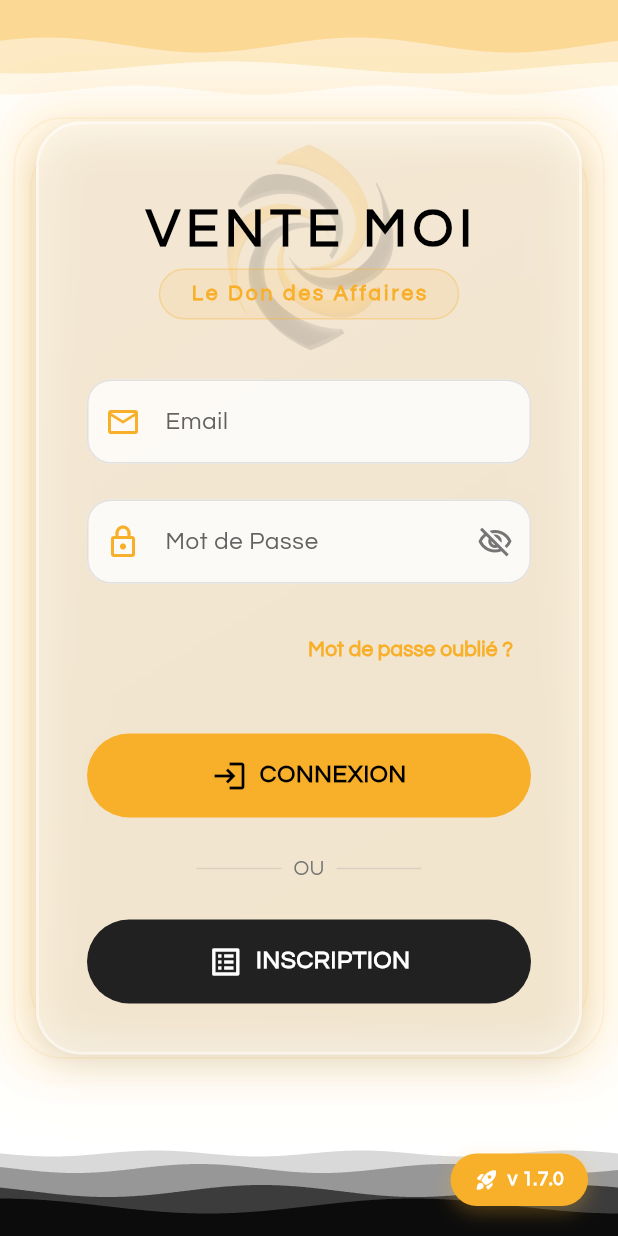
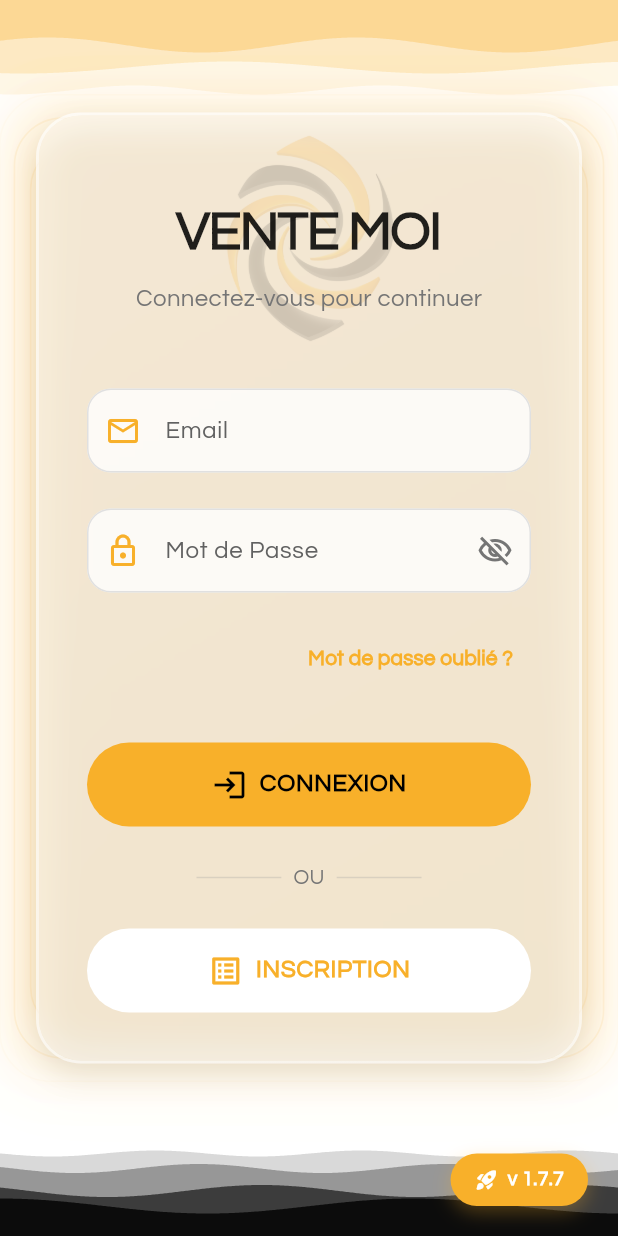
Before and after one commit to Epreyn/ventemoi, a Flutter app: the screen it shows after launch, on a phone screen of 412 x 824 dp. Run offline on Flutter 3.47's test engine with Material 3 defaults, Android fonts, the phone set to English and light mode, and no system bars; our stand-ins replace auto_size_text, cloud_firestore, file_picker, firebase_auth, firebase_core, firebase_storage and 5 more; missing offline and left inert: dart:html; accounts and stored records are empty; generated files the repository leaves out were written again.

Commit message:
WIP TextForm

```diff
--- a/lib/core/routes/app_routes.dart
+++ b/lib/core/routes/app_routes.dart
@@ -1,6 +1,7 @@
 abstract class Routes {
   Routes._();
 
+  static const test = RoutePaths.test;
   static const login = RoutePaths.login;
   static const register = RoutePaths.register;
   static const password = RoutePaths.password;
@@ -27,6 +28,7 @@ abstract class Routes {
 abstract class RoutePaths {
   RoutePaths._();
 
+  static const test = '/test';
   static const login = '/login';
   static const password = '/password';
   static const register = '/register';
--- a/lib/core/routes/app_screens.dart
+++ b/lib/core/routes/app_screens.dart
@@ -4,6 +4,7 @@ import 'package:ventemoi/screens/admin_establishments_screen/view/admin_establis
 import 'package:ventemoi/screens/admin_points_requests_screen/view/admin_points_requests_screen.dart';
 import 'package:ventemoi/screens/admin_sells_screen/view/admin_sells_screen.dart';
 import 'package:ventemoi/screens/sponsorship_screen/view/sponsorship_screen.dart';
+import 'package:ventemoi/screens/test_screen/test_screen.dart';
 
 import '../../screens/admin_categories_screen/view/admin_categories_screen.dart';
 import '../../screens/admin_enterprise_categories_screen/view/admin_enterprise_categories_screen.dart';
@@ -29,6 +30,10 @@ class AppScreens {
   static const initial = Routes.login;
 
   static final routes = [
+    GetPage(
+      name: RoutePaths.test,
+      page: () => const TestScreen(),
+    ),
     GetPage(
       name: RoutePaths.login,
       page: () => const LoginScreen(),
--- a/lib/features/custom_card_animation/view/custom_card_animation.dart
+++ b/lib/features/custom_card_animation/view/custom_card_animation.dart
@@ -23,7 +23,9 @@ class CustomCardAnimation extends StatelessWidget {
     var delayGap = this.delayGap ?? 100;
 
     return CustomAnimation(
-      key: super.key ?? UniqueKey(),
+      //key: super.key ?? UniqueKey(),
+      key: ValueKey('card_animation_$index'),
+      fixedTag: 'card_animation_$index',
       delay: Duration(milliseconds: delayGap * index),
       duration: Duration(milliseconds: 6 * delayGap),
       isOpacity: true,
--- a/lib/features/custom_text_form_field/view/custom_text_form_field.dart
+++ b/lib/features/custom_text_form_field/view/custom_text_form_field.dart
@@ -1,8 +1,7 @@
 // lib/features/custom_text_form_field/view/custom_text_form_field.dart
 
 import 'package:flutter/material.dart';
-import 'package:flutter/foundation.dart'
-    show kIsWeb, defaultTargetPlatform, TargetPlatform;
+import 'package:flutter/foundation.dart' show kIsWeb;
 import 'package:get/get.dart';
 
 import '../../../core/theme/custom_theme.dart';
@@ -79,15 +78,33 @@ class CustomTextFormField extends StatelessWidget {
     cc.initIsPassword(isPassword);
     cc.maxCharactersListener();
 
+    // Si isClickable est false, on retourne un champ désactivé
+    if (isClickable == false) {
       return ConstrainedBox(
         constraints: BoxConstraints(
           maxWidth: maxWidth ?? cc.maxWith,
         ),
-      child: Stack(
-        children: [
-          Obx(
+        child: AbsorbPointer(
+          absorbing: true,
+          child: _buildTextField(cc, context),
+        ),
+      );
+    }
+
+    // Sinon, on retourne le champ normal
+    return ConstrainedBox(
+      constraints: BoxConstraints(
+        maxWidth: maxWidth ?? cc.maxWith,
+      ),
+      child: _buildTextField(cc, context),
+    );
+  }
+
+  Widget _buildTextField(
+      CustomTextFormFieldController cc, BuildContext context) {
+    return Obx(
       () => TextFormField(
-              //focusNode: focusNode,
+        focusNode: focusNode, // ✅ DÉCOMMENTÉ - TRÈS IMPORTANT !
         textInputAction: textInputAction ?? TextInputAction.done,
         keyboardType: keyboardType ?? TextInputType.text,
         textCapitalization: textCapitalization ?? TextCapitalization.none,
@@ -97,6 +114,8 @@ class CustomTextFormField extends StatelessWidget {
         minLines: minLines ?? 1,
         maxLines: unlimitedLines == true ? null : (maxLines ?? 1),
         inputFormatters: cc.inputFormatters,
+        autocorrect: autocorrect ?? true,
+        enableSuggestions: enableSuggestions ?? true,
         onChanged: (value) {
           cc.currentLength.value = value.length;
           if (onChanged != null) {
@@ -104,21 +123,7 @@ class CustomTextFormField extends StatelessWidget {
           }
         },
         onFieldSubmitted: onFieldSubmitted,
-              // Gestion du tap pour iOS Web
-              onTap: () {
-                if (onTap != null) {
-                  onTap!();
-                }
-                // Fix spécifique pour iOS Web
-                if (focusNode != null) {
-                  // Forcer le focus après un court délai
-                  Future.delayed(const Duration(milliseconds: 100), () {
-                    if (!focusNode!.hasFocus) {
-                      focusNode!.requestFocus();
-                    }
-                  });
-                }
-              },
+        onTap: onTap,
         validator: (value) {
           if (validator != null) {
             return validator!(value);
@@ -136,7 +141,7 @@ class CustomTextFormField extends StatelessWidget {
           return null;
         },
         style: TextStyle(
-                fontSize: 16,
+          fontSize: 16, // Important pour iOS
           color: enabled ?? true ? Colors.black87 : Colors.grey[600],
         ),
         decoration: InputDecoration(
@@ -156,20 +161,7 @@ class CustomTextFormField extends StatelessWidget {
           suffixIcon: suffixIcon != null
               ? suffixIcon
               : (isPassword ?? false)
-                        ? MouseRegion(
-                            cursor: SystemMouseCursors.click,
-                            child: GestureDetector(
-                              onTap: () {
-                                cc.isObscure.value = !cc.isObscure.value;
-                              },
-                              child: Icon(
-                                cc.isObscure.value
-                                    ? Icons.visibility_off_outlined
-                                    : Icons.visibility_outlined,
-                                color: Colors.grey[600],
-                              ),
-                            ),
-                          )
+                  ? _buildPasswordToggle(cc)
                   : null,
           floatingLabelBehavior: FloatingLabelBehavior.auto,
           contentPadding: EdgeInsets.symmetric(
@@ -217,16 +209,31 @@ class CustomTextFormField extends StatelessWidget {
               : Colors.grey[100],
         ),
       ),
-          ),
-          if (isClickable == false)
-            Positioned.fill(
-              child: Material(
-                color: Colors.transparent,
-                child: Container(),
-              ),
-            ),
-        ],
+    );
+  }
+
+  // Widget pour le toggle de mot de passe (sans MouseRegion sur mobile)
+  Widget _buildPasswordToggle(CustomTextFormFieldController cc) {
+    final toggleWidget = GestureDetector(
+      onTap: () {
+        cc.isObscure.value = !cc.isObscure.value;
+      },
+      child: Icon(
+        cc.isObscure.value
+            ? Icons.visibility_off_outlined
+            : Icons.visibility_outlined,
+        color: Colors.grey[600],
       ),
     );
+
+    // MouseRegion seulement sur Web
+    if (kIsWeb) {
+      return MouseRegion(
+        cursor: SystemMouseCursors.click,
+        child: toggleWidget,
+      );
+    }
+
+    return toggleWidget;
   }
 }
--- /dev/null
+++ b/lib/features/custom_text_form_field/view/custom_text_form_field_v2.dart
@@ -0,0 +1,244 @@
+// lib/features/custom_text_form_field/view/custom_text_form_field_v2.dart
+// VERSION SANS GETX - STABLE POUR iOS
+
+import 'package:flutter/material.dart';
+import 'package:flutter/services.dart';
+import '../../../core/theme/custom_theme.dart';
+
+class CustomTextFormFieldV2 extends StatefulWidget {
+  final String tag;
+  final TextEditingController controller;
+  final TextInputAction? textInputAction;
+  final String labelText;
+  final String? errorText;
+  final IconData? iconData;
+  final bool? isPassword;
+  final TextInputType? keyboardType;
+  final String? validatorPattern;
+  final String? Function(String?)? validator;
+  final bool? isNullable;
+  final bool? enabled;
+  final bool? isClickable;
+  final int? minLines;
+  final int? maxLines;
+  final bool? unlimitedLines;
+  final int? maxCharacters;
+  final Function(String)? onChanged;
+  final Function(String)? onFieldSubmitted;
+  final TextCapitalization? textCapitalization;
+  final Widget? suffixIcon;
+  final double? maxWidth;
+  final FocusNode? focusNode;
+  final bool? autocorrect;
+  final bool? enableSuggestions;
+  final VoidCallback? onTap;
+
+  const CustomTextFormFieldV2({
+    super.key,
+    required this.tag,
+    required this.controller,
+    this.textInputAction,
+    required this.labelText,
+    this.errorText,
+    this.iconData,
+    this.isPassword,
+    this.keyboardType,
+    this.validatorPattern,
+    this.validator,
+    this.isNullable,
+    this.enabled,
+    this.isClickable,
+    this.minLines,
+    this.maxLines,
+    this.unlimitedLines,
+    this.maxCharacters,
+    this.onChanged,
+    this.onFieldSubmitted,
+    this.textCapitalization,
+    this.suffixIcon,
+    this.maxWidth,
+    this.focusNode,
+    this.autocorrect,
+    this.enableSuggestions,
+    this.onTap,
+  });
+
+  @override
+  State<CustomTextFormFieldV2> createState() => _CustomTextFormFieldV2State();
+}
+
+class _CustomTextFormFieldV2State extends State<CustomTextFormFieldV2> {
+  late bool _isObscure;
+  int _currentLength = 0;
+  final List<TextInputFormatter> _inputFormatters = [];
+
+  @override
+  void initState() {
+    super.initState();
+    _isObscure = widget.isPassword ?? false;
+    _currentLength = widget.controller.text.length;
+
+    if (widget.maxCharacters != null) {
+      _inputFormatters
+          .add(LengthLimitingTextInputFormatter(widget.maxCharacters));
+    }
+
+    // Listener pour mettre à jour le compteur
+    widget.controller.addListener(_updateLength);
+  }
+
+  void _updateLength() {
+    if (mounted && widget.maxCharacters != null) {
+      setState(() {
+        _currentLength = widget.controller.text.length;
+      });
+    }
+  }
+
+  @override
+  void dispose() {
+    widget.controller.removeListener(_updateLength);
+    super.dispose();
+  }
+
+  @override
+  Widget build(BuildContext context) {
+    final maxWidth = widget.maxWidth ?? 350.0;
+
+    // Si isClickable est false, on désactive le champ
+    if (widget.isClickable == false) {
+      return ConstrainedBox(
+        constraints: BoxConstraints(maxWidth: maxWidth),
+        child: AbsorbPointer(
+          absorbing: true,
+          child: _buildTextField(),
+        ),
+      );
+    }
+
+    return ConstrainedBox(
+      constraints: BoxConstraints(maxWidth: maxWidth),
+      child: _buildTextField(),
+    );
+  }
+
+  Widget _buildTextField() {
+    return TextFormField(
+      focusNode: widget.focusNode, // ✅ IMPORTANT
+      textInputAction: widget.textInputAction ?? TextInputAction.done,
+      keyboardType: widget.keyboardType ?? TextInputType.text,
+      textCapitalization: widget.textCapitalization ?? TextCapitalization.none,
+      controller: widget.controller,
+      enabled: widget.enabled ?? true,
+      obscureText: _isObscure,
+      minLines: widget.minLines ?? 1,
+      maxLines: widget.unlimitedLines == true ? null : (widget.maxLines ?? 1),
+      inputFormatters: _inputFormatters,
+      autocorrect: widget.autocorrect ?? true,
+      enableSuggestions: widget.enableSuggestions ?? true,
+      onChanged: (value) {
+        if (widget.onChanged != null) {
+          widget.onChanged!(value);
+        }
+      },
+      onFieldSubmitted: widget.onFieldSubmitted,
+      onTap: widget.onTap,
+      validator: (value) {
+        if (widget.validator != null) {
+          return widget.validator!(value);
+        } else if (widget.validatorPattern != null) {
+          if (value!.isEmpty) {
+            return widget.errorText ?? "Ce champ est vide";
+          } else if (!RegExp(widget.validatorPattern!).hasMatch(value)) {
+            return widget.errorText ?? "Ce champ est invalide";
+          }
+        } else {
+          if (value! == "" && widget.isNullable == false) {
+            return widget.errorText ?? "Ce champ est vide";
+          }
+        }
+        return null;
+      },
+      style: TextStyle(
+        fontSize: 16,
+        color: widget.enabled ?? true ? Colors.black87 : Colors.grey[600],
+      ),
+      decoration: InputDecoration(
+        labelText: widget.maxCharacters == null
+            ? widget.labelText
+            : "${widget.labelText} ($_currentLength/${widget.maxCharacters!})",
+        labelStyle: TextStyle(
+          color: Colors.grey[700],
+          fontSize: 16,
+        ),
+        prefixIcon: widget.iconData != null
+            ? Icon(
+                widget.iconData,
+                color: CustomTheme.lightScheme().primary,
+              )
+            : null,
+        suffixIcon: widget.suffixIcon != null
+            ? widget.suffixIcon
+            : (widget.isPassword ?? false)
+                ? IconButton(
+                    icon: Icon(
+                      _isObscure
+                          ? Icons.visibility_off_outlined
+                          : Icons.visibility_outlined,
+                      color: Colors.grey[600],
+                    ),
+                    onPressed: () {
+                      setState(() {
+                        _isObscure = !_isObscure;
+                      });
+                    },
+                  )
+                : null,
+        floatingLabelBehavior: FloatingLabelBehavior.auto,
+        contentPadding: const EdgeInsets.symmetric(
+          horizontal: 20,
+          vertical: 16,
+        ),
+        border: OutlineInputBorder(
+          borderRadius: BorderRadius.circular(16),
+          borderSide: BorderSide(
+            color: Colors.grey[300]!,
+            width: 1,
+          ),
+        ),
+        enabledBorder: OutlineInputBorder(
+          borderRadius: BorderRadius.circular(16),
+          borderSide: BorderSide(
+            color: Colors.grey[300]!,
+            width: 1,
+          ),
+        ),
+        focusedBorder: OutlineInputBorder(
+          borderRadius: BorderRadius.circular(16),
+          borderSide: BorderSide(
+            color: CustomTheme.lightScheme().primary,
+            width: 2,
+          ),
+        ),
+        errorBorder: OutlineInputBorder(
+          borderRadius: BorderRadius.circular(16),
+          borderSide: BorderSide(
+            color: CustomTheme.lightScheme().error,
+            width: 2,
+          ),
+        ),
+        focusedErrorBorder: OutlineInputBorder(
+          borderRadius: BorderRadius.circular(16),
+          borderSide: BorderSide(
+            color: CustomTheme.lightScheme().error,
+            width: 2,
+          ),
+        ),
+        filled: true,
+        fillColor: widget.enabled ?? true
+            ? Colors.white.withOpacity(0.8)
+            : Colors.grey[100],
+      ),
+    );
+  }
+}
--- a/lib/screens/login_screen/view/login_screen.dart
+++ b/lib/screens/login_screen/view/login_screen.dart
@@ -12,6 +12,7 @@ import '../../../features/custom_logo/view/custom_logo.dart';
 import '../../../features/custom_fab_button/view/custom_fab_button.dart';
 import '../../../features/custom_text_form_field/view/custom_text_form_field.dart';
 import '../../../features/custom_divider/view/custom_divider.dart';
+import '../../../features/custom_text_form_field/view/custom_text_form_field_v2.dart';
 import '../../../features/screen_layout/view/screen_layout.dart';
 import '../controllers/login_screen_controller.dart';
 
@@ -80,15 +81,17 @@ class LoginScreen extends StatelessWidget {
                                   begin: Alignment.topLeft,
                                   end: Alignment.bottomRight,
                                   colors: [
-                                    Colors.white
-                                        .withOpacity(0.35), // Plus opaque
+                                    Colors.white.withOpacity(
+                                      0.35,
+                                    ), // Plus opaque
                                     Colors.white.withOpacity(0.25),
                                   ],
                                 ),
                                 borderRadius: BorderRadius.circular(30),
                                 border: Border.all(
-                                  color: Colors.white
-                                      .withOpacity(0.5), // Bordure plus visible
+                                  color: Colors.white.withOpacity(
+                                    0.5,
+                                  ), // Bordure plus visible
                                   width: 2,
                                 ),
                                 boxShadow: [
@@ -97,7 +100,8 @@ class LoginScreen extends StatelessWidget {
                                     color: CustomTheme.lightScheme()
                                         .primary
                                         .withOpacity(
-                                            0.15), // Réduit de 0.25 à 0.15
+                                          0.15,
+                                        ), // Réduit de 0.25 à 0.15
                                     blurRadius: 30, // Réduit de 40 à 30
                                     spreadRadius: 5, // Réduit de 10 à 5
                                   ),
@@ -113,13 +117,15 @@ class LoginScreen extends StatelessWidget {
                                 borderRadius: BorderRadius.circular(28),
                                 child: BackdropFilter(
                                   filter: ImageFilter.blur(
-                                      sigmaX: 8,
-                                      sigmaY: 8), // Blur réduit de 15 à 8
+                                    sigmaX: 8,
+                                    sigmaY: 8,
+                                  ), // Blur réduit de 15 à 8
                                   child: Container(
                                     padding: const EdgeInsets.all(32),
                                     decoration: BoxDecoration(
                                       color: Colors.white.withOpacity(
-                                          0.15), // Légèrement plus opaque
+                                        0.15,
+                                      ), // Légèrement plus opaque
                                       borderRadius: BorderRadius.circular(28),
                                     ),
                                     child: _buildLoginForm(cc, context),
@@ -146,8 +152,10 @@ class LoginScreen extends StatelessWidget {
             child: CustomCardAnimation(
               index: 10,
               child: Container(
-                padding:
-                    const EdgeInsets.symmetric(horizontal: 16, vertical: 8),
+                padding: const EdgeInsets.symmetric(
+                  horizontal: 16,
+                  vertical: 8,
+                ),
                 decoration: BoxDecoration(
                   color: CustomTheme.lightScheme().primary,
                   borderRadius: BorderRadius.circular(20),
@@ -169,7 +177,7 @@ class LoginScreen extends StatelessWidget {
                     ),
                     SizedBox(width: 6),
                     Text(
-                      'v 1.7.0',
+                      'v 1.7.7',
                       style: TextStyle(
                         color: Colors.white,
                         fontSize: 13,
@@ -186,21 +194,21 @@ class LoginScreen extends StatelessWidget {
     );
   }
 
+  // Modification dans lib/screens/login_screen/view/login_screen.dart
+  // Remplacez votre fonction _buildLoginForm par celle-ci :
+
   Widget _buildLoginForm(LoginScreenController cc, BuildContext context) {
-    // return Form(
-    // child:
     return Column(
       children: [
         // Logo et titre intégrés
         CustomCardAnimation(
-          key: Key('login_screen_logo'),
           index: 1,
           child: Column(
             children: [
               // Stack pour superposer le logo et le texte
               Stack(
                 alignment: Alignment.center,
-                clipBehavior: Clip.none, // Permet au logo de dépasser
+                clipBehavior: Clip.none,
                 children: [
                   // Logo en arrière-plan avec opacité
                   Positioned(
@@ -226,37 +234,19 @@ class LoginScreen extends StatelessWidget {
                         style: TextStyle(
                           fontSize: 36,
                           fontWeight: FontWeight.w900,
-                          letterSpacing: 4,
-                          color: Colors.black, // Changé en noir
-                          height: 1,
+                          letterSpacing: -1,
+                          color: Colors.black87,
                         ),
                       ),
-                      const SizedBox(height: 8),
 
                       // Sous-titre
-                      Container(
-                        padding: const EdgeInsets.symmetric(
-                            horizontal: 20, vertical: 6),
-                        decoration: BoxDecoration(
-                          color: CustomTheme.lightScheme()
-                              .primary
-                              .withOpacity(0.1),
-                          borderRadius: BorderRadius.circular(20),
-                          border: Border.all(
-                            color: CustomTheme.lightScheme()
-                                .primary
-                                .withOpacity(0.3),
-                            width: 1,
-                          ),
-                        ),
-                        child: Text(
-                          'Le Don des Affaires',
-                          style: TextStyle(
-                            fontSize: 14,
-                            color: CustomTheme.lightScheme().primary,
-                            fontWeight: FontWeight.w600,
-                            letterSpacing: 2,
-                          ),
+                      const SizedBox(height: 8),
+                      Text(
+                        'Connectez-vous pour continuer',
+                        style: TextStyle(
+                          fontSize: 16,
+                          color: Colors.grey[600],
+                          fontWeight: FontWeight.w500,
                         ),
                       ),
                     ],
@@ -267,21 +257,19 @@ class LoginScreen extends StatelessWidget {
           ),
         ),
 
-        const SizedBox(height: 40),
+        const SizedBox(height: 48),
 
         // Champ Email
         CustomCardAnimation(
-          key: Key('email_card'),
           index: 2,
-          child: CustomTextFormField(
+          child: CustomTextFormFieldV2(
             tag: cc.emailTag,
             controller: cc.emailController,
             labelText: cc.emailLabel,
             iconData: cc.emailIconData,
             keyboardType: cc.emailInputType,
             textInputAction: cc.emailInputAction,
-            validatorPattern:
-                r'^[a-zA-Z0-9._%+-]+@[a-zA-Z0-9.-]+\.[a-zA-Z]{2,}$',
+            validatorPattern: r'^[^\s@]+@[^\s@]+\.[^\s@]+$',
             errorText: cc.emailError,
           ),
         ),
@@ -290,9 +278,8 @@ class LoginScreen extends StatelessWidget {
 
         // Champ Mot de passe
         CustomCardAnimation(
-          key: Key('password_card'),
           index: 3,
-          child: CustomTextFormField(
+          child: CustomTextFormFieldV2(
             tag: cc.passwordTag,
             controller: cc.passwordController,
             labelText: cc.passwordLabel,
@@ -302,6 +289,11 @@ class LoginScreen extends StatelessWidget {
             textInputAction: cc.passwordInputAction,
             validatorPattern: r'^.{6,}$',
             errorText: cc.passwordError,
+            onFieldSubmitted: (_) {
+              // Fermer le clavier et se connecter
+              FocusScope.of(context).unfocus();
+              cc.login();
+            },
           ),
         ),
 
@@ -367,12 +359,11 @@ class LoginScreen extends StatelessWidget {
             text: cc.registerLabel,
             iconData: cc.registerIconData,
             onPressed: cc.registerScreenOnPressed,
-            backgroundColor: Colors.grey[900],
-            foregroundColor: Colors.white,
+            backgroundColor: Colors.white,
+            foregroundColor: CustomTheme.lightScheme().primary,
           ),
         ),
       ],
-      // ),
     );
   }
 }
@@ -417,10 +408,7 @@ class _PulsingBorderState extends State<PulsingBorder>
     _animation = Tween(
       begin: 0.0,
       end: 1.0,
-    ).animate(CurvedAnimation(
-      parent: _controller,
-      curve: Curves.linear,
-    ));
+    ).animate(CurvedAnimation(parent: _controller, curve: Curves.linear));
 
     // Démarrer après le délai spécifié
     Future.delayed(Duration(milliseconds: (widget.delay * 1000).toInt()), () {
@@ -473,17 +461,17 @@ class _PulsingBorderState extends State<PulsingBorder>
               boxShadow: [
                 // Ombre principale
                 BoxShadow(
-                  color: CustomTheme.lightScheme()
-                      .primary
-                      .withOpacity(opacity * 0.5),
+                  color: CustomTheme.lightScheme().primary.withOpacity(
+                        opacity * 0.5,
+                      ),
                   blurRadius: 30 * progress,
                   spreadRadius: 10 * progress,
                 ),
                 // Ombre secondaire plus diffuse
                 BoxShadow(
-                  color: CustomTheme.lightScheme()
-                      .primary
-                      .withOpacity(opacity * 0.3),
+                  color: CustomTheme.lightScheme().primary.withOpacity(
+                        opacity * 0.3,
+                      ),
                   blurRadius: 60 * progress,
                   spreadRadius: 20 * progress,
                 ),
--- a/lib/screens/pro_establishment_profile_screen/widgets/pro_establishment_enterprise_categories_section.dart
+++ b/lib/screens/pro_establishment_profile_screen/widgets/pro_establishment_enterprise_categories_section.dart
@@ -249,7 +249,7 @@ class ProEstablishmentEnterpriseCategoriesSection extends StatelessWidget {
           ElevatedButton.icon(
             onPressed: () {
               // Naviguer vers la page d'abonnement
-              Get.toNamed('/subscription');
+              Get.offAllNamed('/subscription');
             },
             icon: Icon(Icons.star),
             label: Text('Voir les abonnements'),
--- a/lib/screens/register_screen/controllers/register_screen_controller.dart
+++ b/lib/screens/register_screen/controllers/register_screen_controller.dart
@@ -668,7 +668,7 @@ class RegisterScreenController extends GetxController with ControllerMixin {
       await sendModernWelcomeEmail(
           user.email ?? '', nameController.text.trim());
 
-      Get.toNamed(Routes.login);
+      Get.offAllNamed(Routes.login);
 
       // Message personnalisé en fonction des points reçus
       String successMessage = 'Inscription réussie !';
```
Also changed, not shown: lib/screens/login_screen/controllers/login_screen_controller.dart (+31 -40 lines), lib/screens/password_screen/controllers/password_screen_controller.dart (+14 -7 lines), lib/screens/test_screen/test_screen.dart (added, +19 -0 lines), 2 other files. Lines whose indentation alone changed are shown as unchanged.
